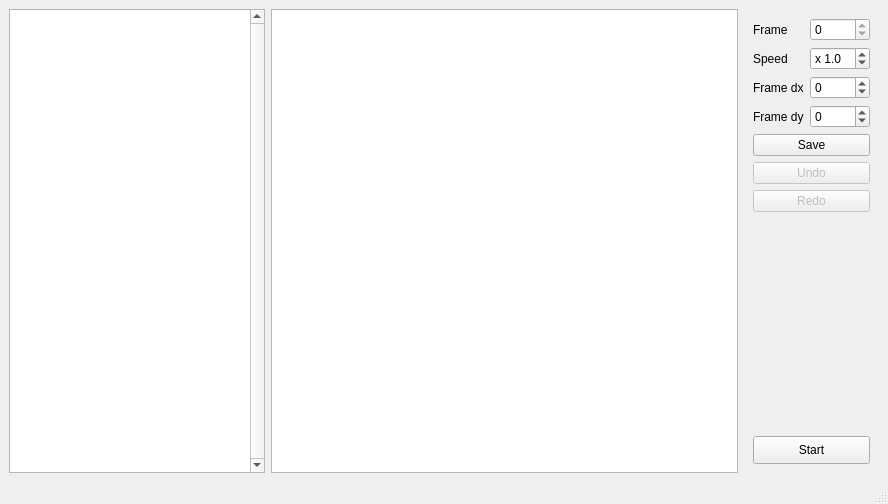
Old version of the form src/editor.ui in the repository Kracav4ik/jnb-sfml.
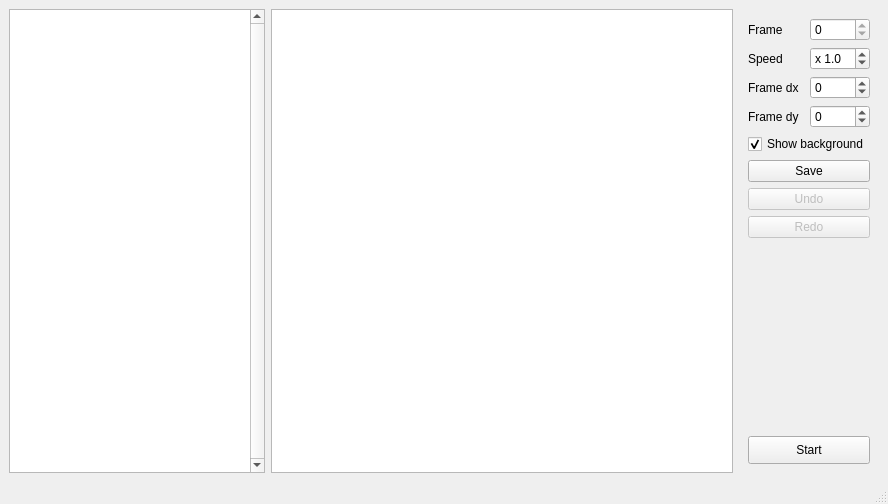
New version of the form.

Commit message: option to show frame background

Diff of the .ui file:
```diff
--- a/src/editor.ui
+++ b/src/editor.ui
@@ -129,7 +129,7 @@
          </property>
         </widget>
        </item>
-       <item row="9" column="1">
+       <item row="10" column="1">
         <spacer name="verticalSpacer">
          <property name="orientation">
           <enum>Qt::Vertical</enum>
@@ -142,14 +142,7 @@
          </property>
         </spacer>
        </item>
-       <item row="5" column="0" colspan="2">
-        <widget class="QPushButton" name="saveFrame">
-         <property name="text">
-          <string>Save</string>
-         </property>
-        </widget>
-       </item>
-       <item row="6" column="0" colspan="2">
+       <item row="7" column="0" colspan="2">
         <widget class="QPushButton" name="unDo">
          <property name="enabled">
           <bool>false</bool>
@@ -159,17 +152,7 @@
          </property>
         </widget>
        </item>
-       <item row="8" column="0" colspan="2">
-        <widget class="QPushButton" name="reDo">
-         <property name="enabled">
-          <bool>false</bool>
-         </property>
-         <property name="text">
-          <string>Redo</string>
-         </property>
-        </widget>
-       </item>
-       <item row="11" column="0" colspan="2">
+       <item row="12" column="0" colspan="2">
         <widget class="QToolButton" name="startAnimation">
          <property name="sizePolicy">
           <sizepolicy hsizetype="Minimum" vsizetype="Fixed">
@@ -191,6 +174,33 @@
          </property>
         </widget>
        </item>
+       <item row="6" column="0" colspan="2">
+        <widget class="QPushButton" name="saveFrame">
+         <property name="text">
+          <string>Save</string>
+         </property>
+        </widget>
+       </item>
+       <item row="9" column="0" colspan="2">
+        <widget class="QPushButton" name="reDo">
+         <property name="enabled">
+          <bool>false</bool>
+         </property>
+         <property name="text">
+          <string>Redo</string>
+         </property>
+        </widget>
+       </item>
+       <item row="5" column="0" colspan="2">
+        <widget class="QCheckBox" name="showBg">
+         <property name="text">
+          <string>Show background</string>
+         </property>
+         <property name="checked">
+          <bool>true</bool>
+         </property>
+        </widget>
+       </item>
       </layout>
      </widget>
     </item>
```
The commit also changes 2 other files.
